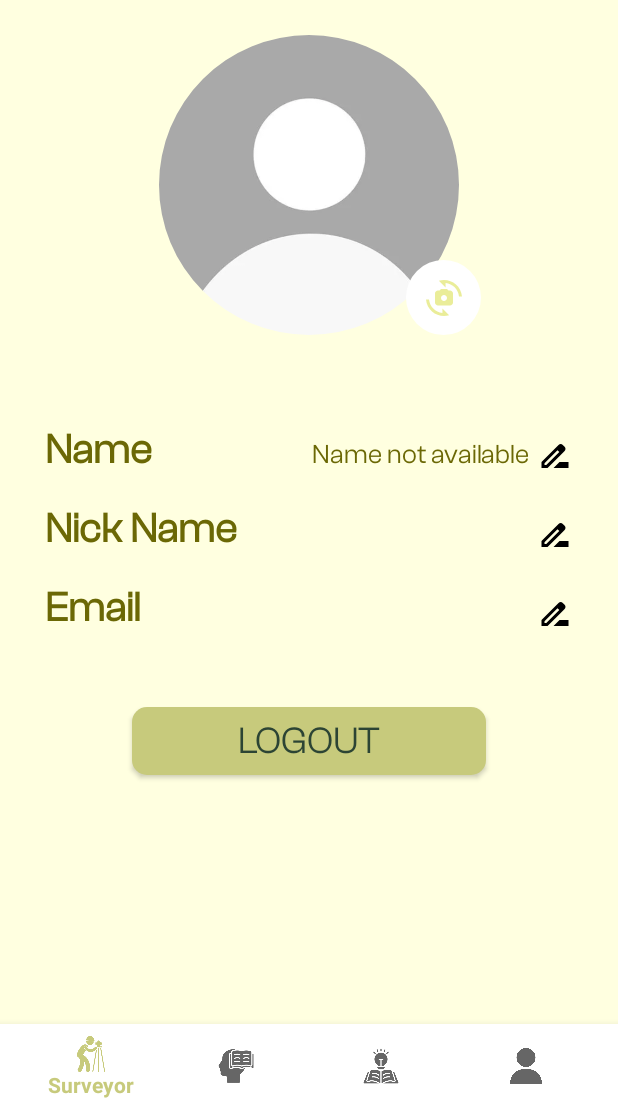
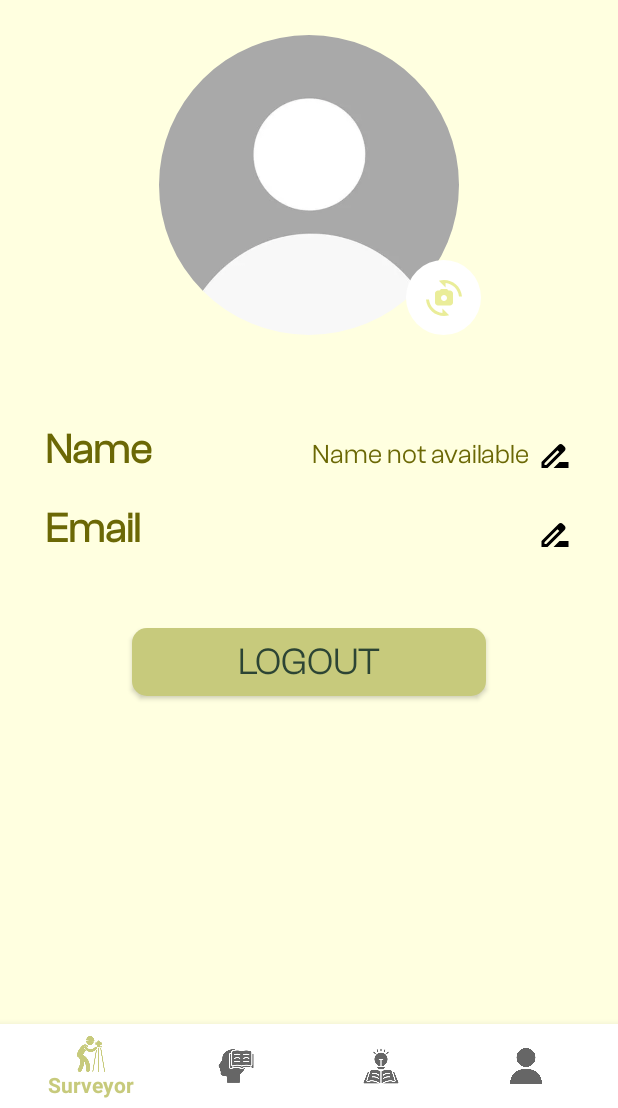
Before and after one commit to BrixSuficiencia/ELDROID_SiloganNiJian_1030FRI, an Android app: the fragment UserFragment placed in its activity, on a phone screen of 412 x 824 dp, the part 128-1236 px from its top. Run offline under Robolectric (Android 15) with nearby library versions, the phone set to English and light mode, and no system bars; our stand-ins replace Firebase (no records; nobody signed in at launch, a user with empty details on screens opened directly), Picasso; pictures from the network do not load.

Commit message:
Updated Code

```diff
--- a/app/src/main/java/com/gereso/terramasterhub/SignUpActivity.kt
+++ b/app/src/main/java/com/gereso/terramasterhub/SignUpActivity.kt
@@ -46,7 +46,7 @@ class SignUpActivity : AppCompatActivity() {
                 // Add static values for certification_id, license_number, and pricing
                 val certification_id = "temp" // Temporary certification ID
                 val license_number = "temp" // Temporary license number
-                val pricing = 0 // Default pricing value
+                // val pricing = 0 // Default pricing value
 
                 // Create registration request object
                 val registerRequest = RegisterRequest(
@@ -55,8 +55,8 @@ class SignUpActivity : AppCompatActivity() {
                     password = password,
                     user_type = user_type,
                     certification_id = certification_id,
-                    license_number = license_number,
-                    pricing = pricing
+                    license_number = license_number
+                    // pricing = pricing
                 )
 
                 // Send API request for user registration
--- a/app/src/main/java/com/gereso/terramasterhub/UserFragment.kt
+++ b/app/src/main/java/com/gereso/terramasterhub/UserFragment.kt
@@ -87,7 +87,6 @@ class UserFragment : Fragment() {
 
                         // Set the values to TextViews
                         binding.textView4.text = name
-                        binding.textView5.text = username
                         binding.textView7.text = email
 
                         // Set user image using Glide
@@ -110,7 +109,6 @@ class UserFragment : Fragment() {
         } else {
             // Set default values if user is not logged in
             binding.textView4.text = "Name not available"
-            binding.textView5.text = "Username not available"
             binding.textView7.text = "Email not available"
         }
     }
--- a/app/src/main/java/com/gereso/terramasterhub/model/RegisterRequest.kt
+++ b/app/src/main/java/com/gereso/terramasterhub/model/RegisterRequest.kt
@@ -7,5 +7,5 @@ data class RegisterRequest(
     val user_type: String,
     val certification_id: String,
     val license_number: String,
-    val pricing: Int
+    // val pricing: Int
 )
--- a/app/src/main/res/layout/fragment_user.xml
+++ b/app/src/main/res/layout/fragment_user.xml
@@ -78,42 +78,6 @@
         android:paddingRight="30dp">
 
         <TextView
-            android:id="@+id/textView1"
-            android:layout_width="wrap_content"
-            android:layout_height="wrap_content"
-            android:layout_marginTop="20dp"
-            android:fontFamily="@font/clashforgrotesk"
-            android:text="Nick Name"
-            android:textColor="#6B6805"
-            android:layout_weight="1"
-            android:textFontWeight="600"
-            android:textSize="28sp" />
-
-
-
-        <TextView
-            android:id="@+id/textView5"
-            android:layout_width="wrap_content"
-            android:layout_height="wrap_content"
-            android:drawableRight="@drawable/ic_baseline_drive_file_rename_outline_24"
-            android:drawablePadding="5dp"
-            android:fontFamily="@font/clashforgrotesk"
-            android:gravity="end"
-            android:textSize="18sp"
-            android:layout_weight="1"
-            android:textColor="#6B6805"
-            android:layout_marginTop="20dp" />
-
-    </LinearLayout>
-
-    <LinearLayout
-        android:layout_width="match_parent"
-        android:layout_height="wrap_content"
-        android:orientation="horizontal"
-        android:paddingLeft="30dp"
-        android:paddingRight="30dp">
-
-        <TextView
             android:id="@+id/textView3"
             android:layout_width="wrap_content"
             android:layout_height="wrap_content"
```
Also changed, not shown: app/src/main/java/com/gereso/terramasterhub/LoginActivity.kt (+18 -4 lines).
